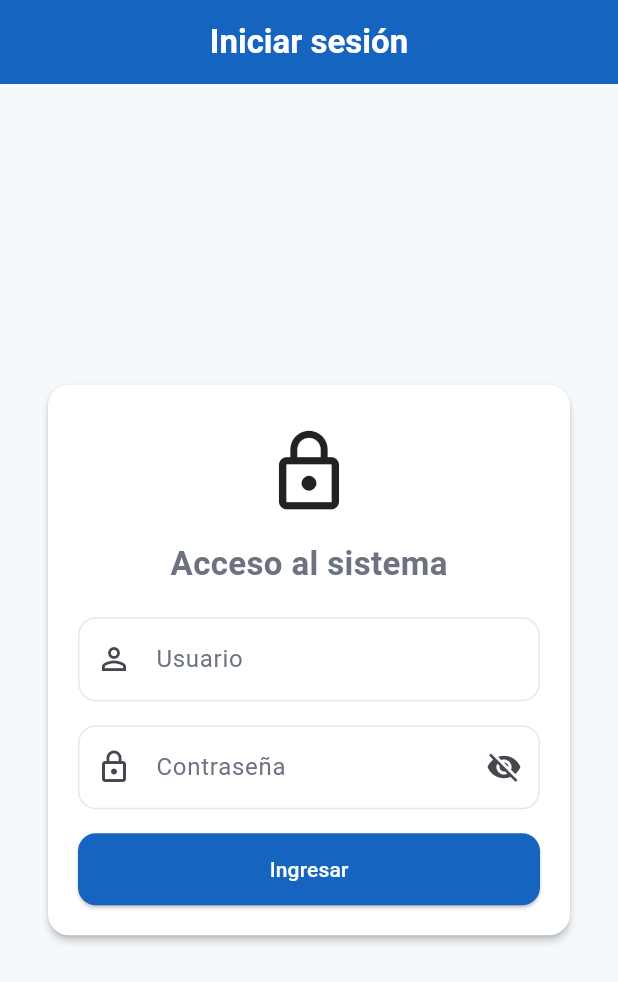
After one commit to Hershade/clinic-movil, a Flutter app: the AuthGate screen opened directly, after a tap on the "logout" icon, on a phone screen of 412 x 824 dp. The commit adds this screen. Shown: the top 982 px of the screen. Run offline on Flutter 3.47's test engine with Material 3 defaults, Android fonts, the phone set to English and light mode, and no system bars; our stand-ins replace shared_preferences; accounts and stored records are empty; network calls fail.

Commit message:
feat: agregar login y consumo autenticado de doctores

```diff
--- a/lib/core/constants/api_config.dart
+++ b/lib/core/constants/api_config.dart
@@ -1,3 +1,3 @@
 class ApiConfig {
-  static const String baseUrl = 'http://10.0.2.2:8080';
+  static const String baseUrl = 'https://clinic-api-b87vz.ondigitalocean.app';
 }
--- a/lib/main.dart
+++ b/lib/main.dart
@@ -1,6 +1,6 @@
 import 'package:flutter/material.dart';
 import 'core/theme/app_theme.dart';
-import 'screens/home_screen.dart';
+import 'screens/auth/auth_gate.dart';
 
 void main() {
   runApp(const ClinicApp());
@@ -15,7 +15,7 @@ class ClinicApp extends StatelessWidget {
       title: 'Clinic App',
       debugShowCheckedModeBanner: false,
       theme: AppTheme.lightTheme,
-      home: const HomeScreen(),
+      home: const AuthGate(),
     );
   }
 }
--- /dev/null
+++ b/lib/models/login_response_model.dart
@@ -0,0 +1,18 @@
+import 'auth_user_model.dart';
+
+class LoginResponseModel {
+  final String token;
+  final AuthUserModel user;
+
+  LoginResponseModel({
+    required this.token,
+    required this.user,
+  });
+
+  factory LoginResponseModel.fromJson(Map<String, dynamic> json){
+    return LoginResponseModel(
+      token: json['token'] ?? '',
+      user: AuthUserModel.fromJson(json['user'] ?? {}),
+    );
+  }
+}
--- /dev/null
+++ b/lib/screens/auth/auth_gate.dart
@@ -0,0 +1,35 @@
+import 'package:flutter/material.dart';
+
+import '../../screens/home_screen.dart';
+import '../../services/session_service.dart';
+import 'login_screen.dart';
+
+class AuthGate extends StatelessWidget {
+  const AuthGate({super.key});
+
+  @override
+  Widget build(BuildContext context) {
+    final sessionService = SessionService();
+
+    return FutureBuilder<bool>(
+      future: sessionService.hasSession(),
+      builder: (context, snapshot) {
+        if (snapshot.connectionState == ConnectionState.waiting) {
+          return const Scaffold(
+            body: Center(
+              child: CircularProgressIndicator(),
+            ),
+          );
+        }
+
+        final hasSession = snapshot.data ?? false;
+
+        if (hasSession) {
+          return const HomeScreen();
+        }
+
+        return const LoginScreen();
+      },
+    );
+  }
+}
--- /dev/null
+++ b/lib/screens/auth/login_screen.dart
@@ -0,0 +1,154 @@
+import 'package:flutter/material.dart';
+
+import '../../screens/home_screen.dart';
+import '../../services/auth_service.dart';
+
+class LoginScreen extends StatefulWidget {
+  const LoginScreen({super.key});
+
+  @override
+  State<LoginScreen> createState() => _LoginScreenState();
+}
+
+class _LoginScreenState extends State<LoginScreen> {
+  final AuthService _authService = AuthService();
+
+  final TextEditingController _usernameController = TextEditingController();
+  final TextEditingController _passwordController = TextEditingController();
+
+  bool _isLoading = false;
+  String? _errorMessage;
+  bool _obscurePassword = true;
+
+  Future<void> _handleLogin() async {
+    FocusScope.of(context).unfocus();
+
+    setState(() {
+      _isLoading = true;
+      _errorMessage = null;
+    });
+
+    try {
+      await _authService.login(
+        username: _usernameController.text.trim(),
+        password: _passwordController.text.trim(),
+      );
+
+      if (!mounted) return;
+
+      Navigator.pushReplacement(
+        context,
+        MaterialPageRoute(
+          builder: (_) => const HomeScreen(),
+        ),
+      );
+    } catch (e) {
+      setState(() {
+        _errorMessage = e.toString().replaceFirst('Exception: ', '');
+      });
+    } finally {
+      if (mounted) {
+        setState(() {
+          _isLoading = false;
+        });
+      }
+    }
+  }
+
+  @override
+  void dispose() {
+    _usernameController.dispose();
+    _passwordController.dispose();
+    super.dispose();
+  }
+
+  @override
+  Widget build(BuildContext context) {
+    return Scaffold(
+      appBar: AppBar(
+        title: const Text('Iniciar sesión'),
+      ),
+      body: Center(
+        child: SingleChildScrollView(
+          padding: const EdgeInsets.all(20),
+          child: ConstrainedBox(
+            constraints: const BoxConstraints(maxWidth: 400),
+            child: Card(
+              child: Padding(
+                padding: const EdgeInsets.all(20),
+                child: Column(
+                  children: [
+                    const SizedBox(height: 8),
+                    const Icon(Icons.lock_outline, size: 60),
+                    const SizedBox(height: 16),
+                    const Text(
+                      'Acceso al sistema',
+                      style: TextStyle(
+                        fontSize: 22,
+                        fontWeight: FontWeight.bold,
+                      ),
+                    ),
+                    const SizedBox(height: 20),
+                    TextField(
+                      controller: _usernameController,
+                      decoration: const InputDecoration(
+                        labelText: 'Usuario',
+                        prefixIcon: Icon(Icons.person_outline),
+                      ),
+                    ),
+                    const SizedBox(height: 16),
+                    TextField(
+                      controller: _passwordController,
+                      obscureText: _obscurePassword,
+                      decoration: InputDecoration(
+                        labelText: 'Contraseña',
+                        prefixIcon: const Icon(Icons.lock_outline),
+                        suffixIcon: IconButton(
+                          onPressed: () {
+                            setState(() {
+                              _obscurePassword = !_obscurePassword;
+                            });
+                          },
+                          icon: Icon(
+                            _obscurePassword
+                                ? Icons.visibility_off
+                                : Icons.visibility,
+                          ),
+                        ),
+                      ),
+                    ),
+                    const SizedBox(height: 16),
+                    if (_errorMessage != null) ...[
+                      Text(
+                        _errorMessage!,
+                        style: const TextStyle(color: Colors.red),
+                        textAlign: TextAlign.center,
+                      ),
+                      const SizedBox(height: 12),
+                    ],
+                    SizedBox(
+                      width: double.infinity,
+                      child: ElevatedButton(
+                        onPressed: _isLoading ? null : _handleLogin,
+                        child: _isLoading
+                            ? const SizedBox(
+                                height: 22,
+                                width: 22,
+                                child: CircularProgressIndicator(
+                                  strokeWidth: 2.5,
+                                  color: Colors.white,
+                                ),
+                              )
+                            : const Text('Ingresar'),
+                      ),
+                    ),
+                  ],
+                ),
+              ),
+            ),
+          ),
+        ),
+      ),
+    );
+  }
+}
--- a/lib/screens/home_screen.dart
+++ b/lib/screens/home_screen.dart
@@ -1,4 +1,7 @@
 import 'package:flutter/material.dart';
+
+import '../services/auth_service.dart';
+import 'auth/login_screen.dart';
 import 'doctors/doctors_list_screen.dart';
 import 'patients/patients_list_screen.dart';
 import 'appointments/appointments_list_screen.dart';
@@ -6,11 +9,33 @@ import 'appointments/appointments_list_screen.dart';
 class HomeScreen extends StatelessWidget {
   const HomeScreen({super.key});
 
+  Future<void> _logout(BuildContext context) async {
+    final authService = AuthService();
+    await authService.logout();
+
+    if (!context.mounted) return;
+
+    Navigator.pushAndRemoveUntil(
+      context,
+      MaterialPageRoute(
+        builder: (_) => const LoginScreen(),
+      ),
+      (route) => false,
+    );
+  }
+
   @override
   Widget build(BuildContext context) {
     return Scaffold(
       appBar: AppBar(
         title: const Text('Clínica App'),
+        actions: [
+          IconButton(
+            onPressed: () => _logout(context),
+            icon: const Icon(Icons.logout),
+            tooltip: 'Cerrar sesión',
+          ),
+        ],
       ),
       body: ListView(
         padding: const EdgeInsets.all(16),
--- /dev/null
+++ b/lib/services/session_service.dart
@@ -0,0 +1,56 @@
+import 'package:shared_preferences/shared_preferences.dart';
+
+class SessionService {
+  static const String _tokenKey = 'auth_token';
+  static const String _usernameKey = 'auth_username';
+  static const String _roleKey = 'auth_role';
+  static const String _userIdKey = 'auth_user_id';
+
+  Future<void> saveSession({
+    required String token,
+    required int userId,
+    required String username,
+    required String role,
+  }) async {
+    final prefs = await SharedPreferences.getInstance();
+
+    await prefs.setString(_tokenKey, token);
+    await prefs.setInt(_userIdKey, userId);
+    await prefs.setString(_usernameKey, username);
+    await prefs.setString(_roleKey, role);
+  }
+
+  Future<String?> getToken() async {
+    final prefs = await SharedPreferences.getInstance();
+    return prefs.getString(_tokenKey);
+  }
+
+  Future<bool> hasSession() async {
+    final token = await getToken();
+    return token != null && token.isNotEmpty;
+  }
+
+  Future<String?> getUsername() async {
+    final prefs = await SharedPreferences.getInstance();
+    return prefs.getString(_usernameKey);
+  }
+
+  Future<String?> getRole() async {
+    final prefs = await SharedPreferences.getInstance();
+    return prefs.getString(_roleKey);
+  }
+
+  Future<int?> getUserId() async {
+    final prefs = await SharedPreferences.getInstance();
+    return prefs.getInt(_userIdKey);
+  }
+
+  Future<void> clearSession() async {
+    final prefs = await SharedPreferences.getInstance();
+
+    await prefs.remove(_tokenKey);
+    await prefs.remove(_userIdKey);
+    await prefs.remove(_usernameKey);
+    await prefs.remove(_roleKey);
+  }
+}
--- a/pubspec.yaml
+++ b/pubspec.yaml
@@ -30,6 +30,8 @@ environment:
 dependencies:
   flutter:
     sdk: flutter
+  http: ^1.2.0
+  shared_preferences: ^2.2.3
 
   # The following adds the Cupertino Icons font to your application.
   # Use with the CupertinoIcons class for iOS style icons.
```
Also changed, not shown: lib/models/auth_user_model.dart (added, +21 -0 lines), lib/models/doctor_model.dart (+28 -0 lines), lib/screens/doctors/doctors_list_screen.dart (+123 -3 lines), lib/services/api_service.dart (+38 -0 lines), lib/services/auth_service.dart (added, +52 -0 lines), lib/services/doctor_service.dart (+20 -0 lines), pubspec.lock, 2 other files.
